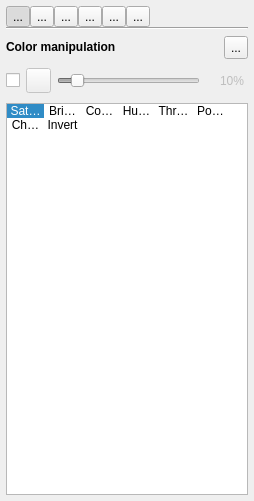
Qt form src/MixingToolboxWidget.ui (markus-wa/glmixer-mirror) before a commit.
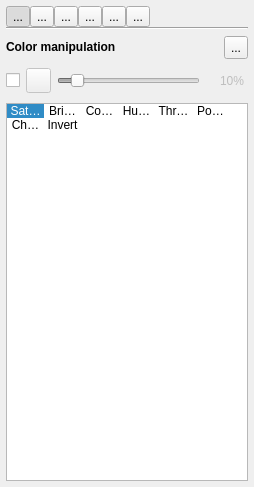
The same form after that commit. The open tabs and pages were chosen to show the change. Icons and pictures are not drawn.

Diff of the .ui file:
```diff
--- a/src/MixingToolboxWidget.ui
+++ b/src/MixingToolboxWidget.ui
@@ -7,7 +7,7 @@
     <x>0</x>
     <y>0</y>
     <width>254</width>
-    <height>501</height>
+    <height>487</height>
    </rect>
   </property>
   <property name="windowTitle">
```
Left out of the diff: 134 changed lines with no effect on the pictures.
